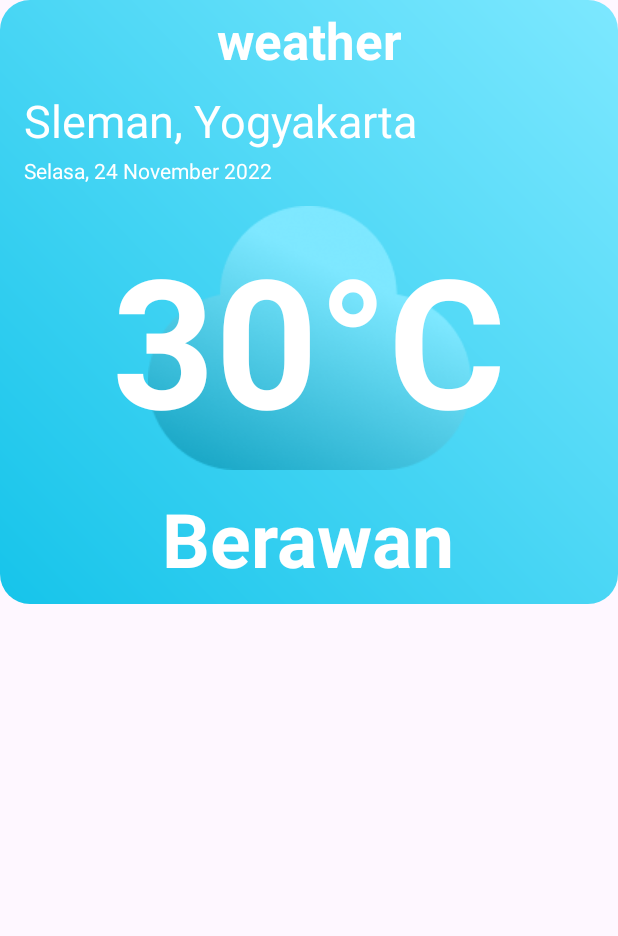
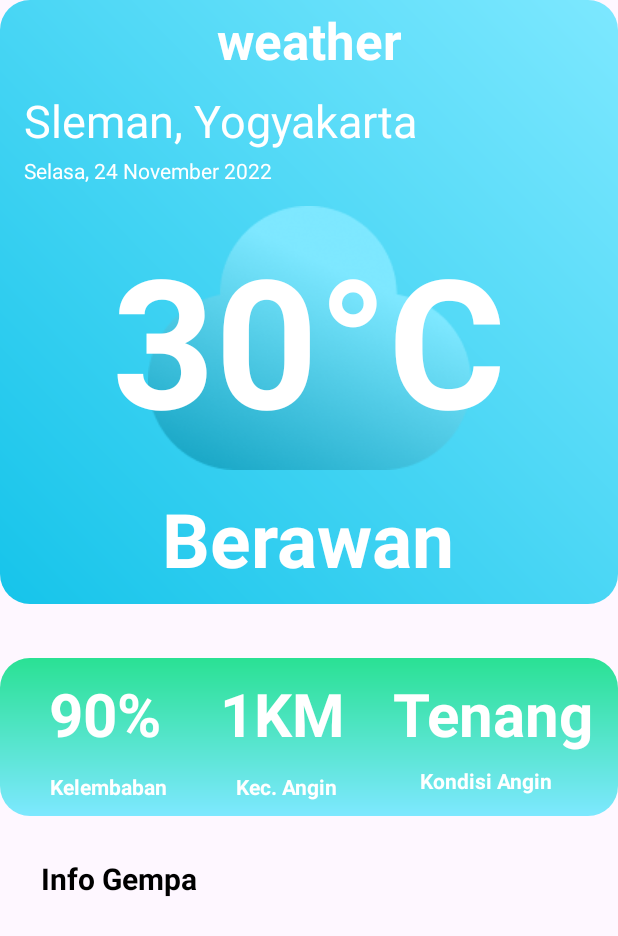
Before and after one commit to Yogeshkumar170201/weather-app, an Android app: the screen it shows after launch (MainActivity), on a phone screen of 412 x 824 dp. Shown: the top 936 px of the screen. Run offline under Robolectric (Android 15) with nearby library versions, the phone set to English and light mode, and no system bars.

Commit message:
Weather app home screen

```diff
--- /dev/null
+++ b/app/src/main/res/drawable/square_bg.xml
@@ -0,0 +1,8 @@
+<shape xmlns:android="http://schemas.android.com/apk/res/android"
+    android:shape="rectangle">
+    <corners android:radius="20dp" />  <gradient
+    android:angle="90"
+    android:endColor="#2AE194"
+    android:startColor="#7DE8FF"
+    android:type="linear" />
+</shape>
--- a/app/src/main/res/layout/activity_main.xml
+++ b/app/src/main/res/layout/activity_main.xml
@@ -1,13 +1,21 @@
 <?xml version="1.0" encoding="utf-8"?>
-<androidx.constraintlayout.widget.ConstraintLayout xmlns:android="http://schemas.android.com/apk/res/android"
 
-
+<androidx.constraintlayout.widget.ConstraintLayout
+    xmlns:android="http://schemas.android.com/apk/res/android"
     xmlns:app="http://schemas.android.com/apk/res-auto"
     xmlns:tools="http://schemas.android.com/tools"
+    android:layout_width="match_parent"
+    android:layout_height="match_parent">
+
+    <androidx.constraintlayout.widget.ConstraintLayout
+        android:id="@+id/header"
         android:layout_width="match_parent"
         android:layout_height="wrap_content"
         android:background="@drawable/rectangle_bg"
         android:clipChildren="false"
+        app:layout_constraintEnd_toEndOf="parent"
+        app:layout_constraintStart_toStartOf="parent"
+        app:layout_constraintTop_toTopOf="parent"
         tools:context=".MainActivity">
 
         <TextView
@@ -89,3 +97,114 @@ xmlns:app="http://schemas.android.com/apk/res-auto"
             app:layout_constraintTop_toBottomOf="@+id/logo" />
 
     </androidx.constraintlayout.widget.ConstraintLayout>
+
+    <androidx.constraintlayout.widget.ConstraintLayout
+        android:id="@+id/middle"
+        android:layout_width="match_parent"
+        android:layout_height="wrap_content"
+        android:layout_marginTop="36dp"
+        android:background="@drawable/square_bg"
+        android:clipChildren="false"
+        android:paddingTop="10dp"
+        android:paddingBottom="10dp"
+        app:layout_constraintTop_toBottomOf="@+id/header"
+        tools:context=".MainActivity"
+        tools:layout_editor_absoluteX="0dp">
+
+        <TextView
+            android:id="@+id/percentage1"
+            android:layout_width="wrap_content"
+            android:layout_height="wrap_content"
+            android:layout_marginStart="32dp"
+            android:layout_marginEnd="39dp"
+            android:text="90%"
+            android:textColor="@color/white"
+            android:textSize="40sp"
+            android:textStyle="bold"
+            app:layout_constraintEnd_toStartOf="@+id/distance1"
+            app:layout_constraintStart_toStartOf="parent"
+            tools:layout_editor_absoluteY="10dp" />
+
+
+        <TextView
+            android:id="@+id/percentage2"
+            android:layout_width="wrap_content"
+            android:layout_height="wrap_content"
+            android:layout_marginStart="33dp"
+            android:layout_marginTop="12dp"
+            android:text="Kelembaban"
+            android:textColor="@color/white"
+            android:textStyle="bold"
+            app:layout_constraintStart_toStartOf="parent"
+            app:layout_constraintTop_toBottomOf="@+id/percentage1" />
+
+        <TextView
+            android:id="@+id/place1"
+            android:layout_width="wrap_content"
+            android:layout_height="wrap_content"
+            android:layout_marginEnd="16dp"
+            android:text="Tenang"
+            android:textColor="@color/white"
+            android:textSize="40sp"
+            android:textStyle="bold"
+            app:layout_constraintEnd_toEndOf="parent"
+            tools:layout_editor_absoluteY="16dp" />
+
+        <TextView
+            android:id="@+id/place2"
+            android:layout_width="wrap_content"
+            android:layout_height="wrap_content"
+            android:layout_marginStart="57dp"
+            android:layout_marginTop="8dp"
+            android:layout_marginEnd="43dp"
+            android:text="Kondisi Angin"
+            android:textColor="@color/white"
+            android:textStyle="bold"
+            app:layout_constraintEnd_toEndOf="parent"
+            app:layout_constraintHorizontal_bias="1.0"
+            app:layout_constraintStart_toEndOf="@+id/distance2"
+            app:layout_constraintTop_toBottomOf="@+id/place1" />
+
+        <TextView
+            android:id="@+id/distance1"
+            android:layout_width="wrap_content"
+            android:layout_height="wrap_content"
+            android:layout_marginEnd="32dp"
+            android:text="1KM"
+            android:textColor="@color/white"
+            android:textSize="40sp"
+            android:textStyle="bold"
+            app:layout_constraintEnd_toStartOf="@+id/place1"
+            tools:layout_editor_absoluteY="10dp" />
+
+        <TextView
+            android:id="@+id/distance2"
+            android:layout_width="wrap_content"
+            android:layout_height="wrap_content"
+            android:layout_marginStart="46dp"
+            android:layout_marginTop="12dp"
+            android:text="Kec. Angin"
+            android:textColor="@color/white"
+            android:textStyle="bold"
+            app:layout_constraintStart_toEndOf="@+id/percentage2"
+            app:layout_constraintTop_toBottomOf="@+id/distance1" />
+
+
+    </androidx.constraintlayout.widget.ConstraintLayout>
+
+    <TextView
+        android:id="@+id/textView13"
+        android:layout_width="wrap_content"
+        android:layout_height="wrap_content"
+        android:layout_marginTop="28dp"
+        android:text="Info Gempa"
+        android:textColor="@color/black"
+        android:textSize="20sp"
+        android:textStyle="bold"
+        app:layout_constraintEnd_toEndOf="parent"
+        app:layout_constraintHorizontal_bias="0.088"
+        app:layout_constraintStart_toStartOf="parent"
+        app:layout_constraintTop_toBottomOf="@+id/middle" />
+
+
+</androidx.constraintlayout.widget.ConstraintLayout>
```
Lines whose indentation alone changed are shown as unchanged.
